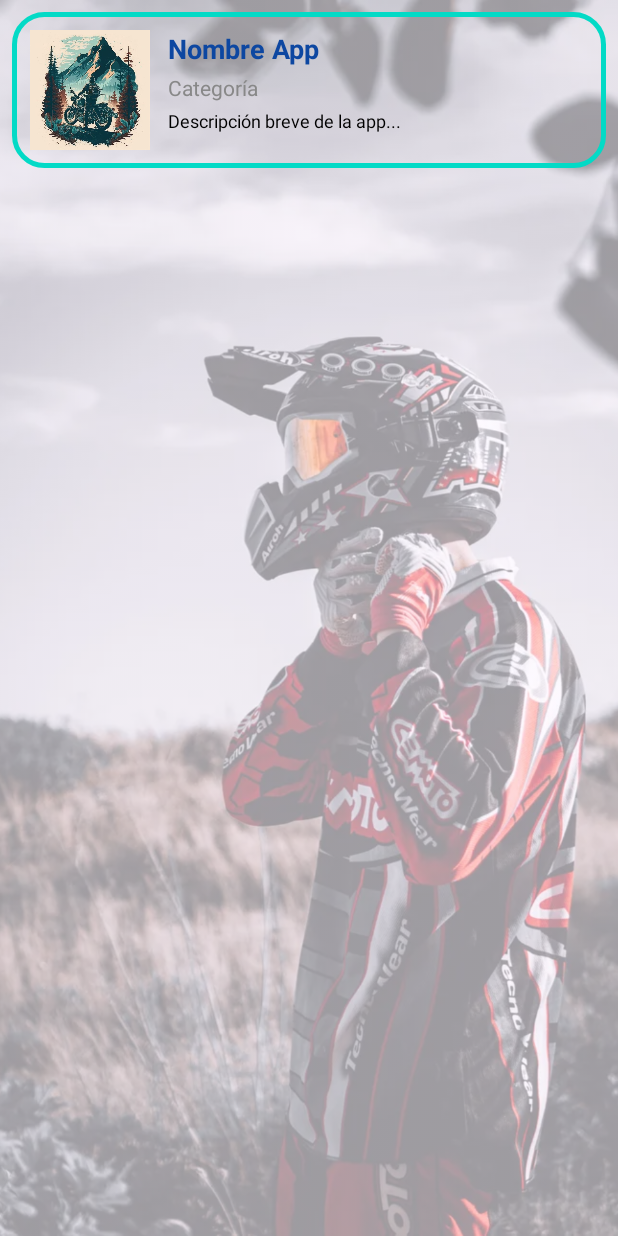
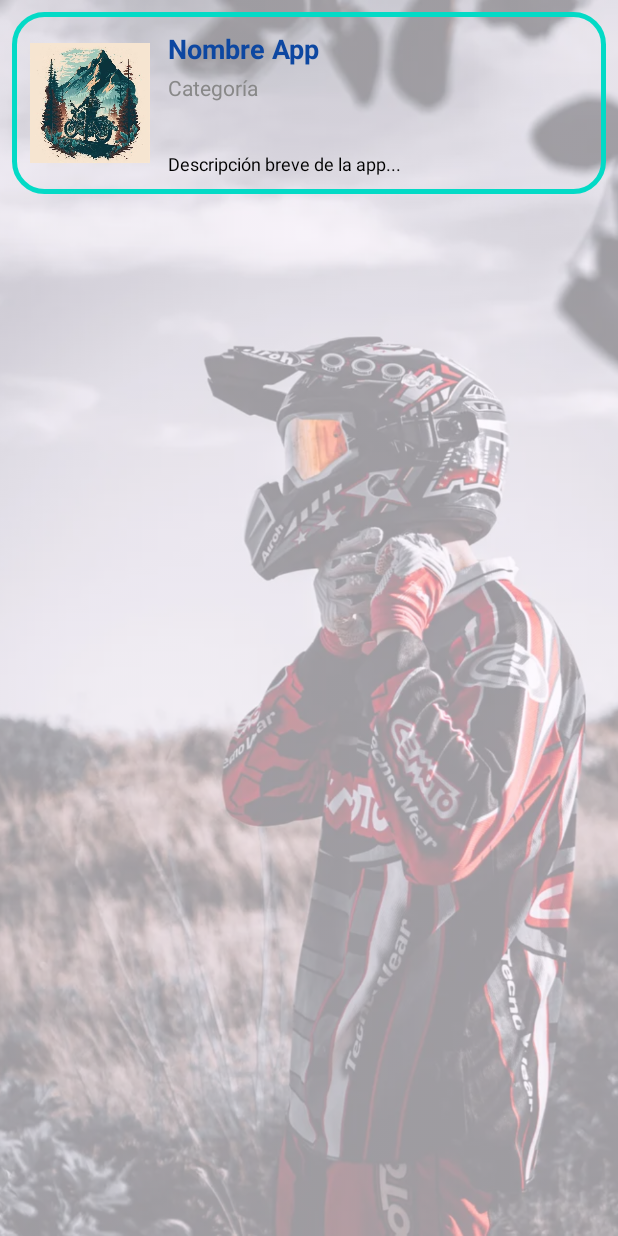
Before and after one commit to josealejo0519/new_user_interface, an Android app: the layout activity_adapter_app.xml on its own in the app's theme, with its tools: preview values and no code run, on a phone screen of 412 x 824 dp. Run offline under Robolectric (Android 15) with nearby library versions, the phone set to English and light mode, and no system bars.

Commit message:
"Actualización final App User Interface android studio"

```diff
--- a/app/src/main/java/com/example/newuserinterface/AppModel.java
+++ b/app/src/main/java/com/example/newuserinterface/AppModel.java
@@ -8,7 +8,7 @@ public class AppModel {
     private String category;
     private String title;
 
-    // Constructor básico (para layouts con imagen, nombre, derechos, resumen)
+    // Constructor básico
     public AppModel(int image, String name, String rights, String summary) {
         this.image = image;
         this.name = name;
@@ -56,7 +56,6 @@ public class AppModel {
         return title;
     }
 
-    // Setters opcionales (por si necesitas modificar luego)
     public void setImage(int image) {
         this.image = image;
     }
--- a/app/src/main/java/com/example/newuserinterface/MenuActivity.java
+++ b/app/src/main/java/com/example/newuserinterface/MenuActivity.java
@@ -31,9 +31,9 @@ public class MenuActivity extends AppCompatActivity {
                 apps.add(new AppModel("Turismo", "Viajes en Ruta", "Planea viajes con tu moto"));
                 apps.add(new AppModel("Servicio", "Mantenimiento", "Controla revisiones y gastos"));
 
-                adapter = new AppAdapter(this, apps); // ✅ Pasa la lista correctamente
+                adapter = new AppAdapter(this, apps);
             } else if ("categorias".equals(value)) {
-                adapter = new CategoryAdapter(this); // asegúrate de que este adaptador esté bien configurado también
+                adapter = new CategoryAdapter(this);
             } else {
                 adapter = new MenuAdapter(this);
             }
--- a/app/src/main/java/com/example/newuserinterface/MenuAdapter.java
+++ b/app/src/main/java/com/example/newuserinterface/MenuAdapter.java
@@ -7,6 +7,8 @@ import android.view.ViewGroup;
 import android.widget.ArrayAdapter;
 import android.widget.ImageView;
 import android.widget.TextView;
+
+import androidx.annotation.NonNull;
 
 import java.util.ArrayList;
 
@@ -30,8 +32,9 @@ public class MenuAdapter extends ArrayAdapter<AppModel> {
         TextView textTitle;
     }
 
+    @NonNull
     @Override
-    public View getView(int position, View convertView, ViewGroup parent) {
+    public View getView(int position, View convertView, @NonNull ViewGroup parent) {
         AppModel model = getItem(position);
         ViewHolder holder;
 
@@ -45,6 +48,7 @@ public class MenuAdapter extends ArrayAdapter<AppModel> {
             holder = (ViewHolder) convertView.getTag();
         }
 
+        assert model != null;
         holder.image.setImageResource(model.getImage());
         holder.textTitle.setText(model.getName());
 
--- a/app/src/main/java/com/example/newuserinterface/SplashActivity.java
+++ b/app/src/main/java/com/example/newuserinterface/SplashActivity.java
@@ -34,7 +34,7 @@ public class SplashActivity extends AppCompatActivity {
 
             Intent intent = new Intent(SplashActivity.this, isLoggedIn ? MainActivity.class : LogInActivity.class);
             startActivity(intent);
-            finish(); // Evita que el usuario regrese al splash con el botón "atrás"
+            finish();
         }, TIEMPO_CARGA);
     }
 }
--- a/app/src/main/java/com/example/newuserinterface/User.java
+++ b/app/src/main/java/com/example/newuserinterface/User.java
@@ -13,7 +13,7 @@ public class User extends SugarRecord<User> {
     public User() {
     }
 
-    // Constructor correcto para crear un usuario
+    // Constructor para crear un usuario
     public User(String name, String lastname, String email, String password) {
         this.name = name;
         this.lastname = lastname;
--- a/app/src/main/res/layout/activity_adapter_app.xml
+++ b/app/src/main/res/layout/activity_adapter_app.xml
@@ -7,10 +7,11 @@
     <ImageView
         android:layout_width="match_parent"
         android:layout_height="match_parent"
+        android:alpha="0.4"
+        android:contentDescription="@string/app_name"
         android:scaleType="centerCrop"
-        android:contentDescription="@string/app_name"
-        android:src="@drawable/ducat"
-        android:alpha="0.4" />
+        android:src="@drawable/ducat" />
+
 
     <!-- Tu tarjeta original intacta -->
     <RelativeLayout
@@ -31,14 +32,13 @@
             android:src="@drawable/fondo22"
             android:contentDescription="@string/app_name" />
 
-        <!-- Título o Nombre App -->
         <TextView
             android:id="@+id/textName"
             android:layout_width="wrap_content"
             android:layout_height="wrap_content"
             android:layout_toEndOf="@id/image"
             android:layout_marginStart="12dp"
-            android:text="Nombre App"
+            android:text="@string/nombre_app"
             android:textStyle="bold"
             android:textSize="18sp"
             android:textColor="@color/colorPrimaryDark" />
@@ -47,11 +47,11 @@
         <TextView
             android:id="@+id/textRights"
             android:layout_width="wrap_content"
-            android:layout_height="wrap_content"
+            android:layout_height="48dp"
             android:layout_below="@id/textName"
             android:layout_alignStart="@id/textName"
             android:layout_marginTop="4dp"
-            android:text="Categoría"
+            android:text="@string/categor_a"
             android:textSize="14sp"
             android:textColor="@color/gray" />
 
@@ -63,7 +63,7 @@
             android:layout_below="@id/textRights"
             android:layout_alignStart="@id/textName"
             android:layout_marginTop="4dp"
-            android:text="Descripción breve de la app..."
+            android:text="@string/descripci_n_breve_de_la_app"
             android:textSize="12sp"
             android:textColor="@android:color/black"
             android:maxLines="3"
--- a/app/src/main/res/layout/activity_adapter_category.xml
+++ b/app/src/main/res/layout/activity_adapter_category.xml
@@ -16,7 +16,8 @@
         android:layout_height="wrap_content"
         android:layout_margin="8dp"
         android:padding="12dp"
-        android:background="@drawable/custon_edit_text">
+        android:background="@drawable/custon_edit_text"
+        android:src="@drawable/mancycle">
 
         <!-- Nombre categoría -->
         <TextView
--- a/app/src/main/res/layout/activity_app_item.xml
+++ b/app/src/main/res/layout/activity_app_item.xml
@@ -21,7 +21,7 @@
         android:id="@+id/textTitle"
         android:layout_width="wrap_content"
         android:layout_height="wrap_content"
-        android:text="Título del Menú"
+        android:text="@string/t_tulo_del_men"
         android:textColor="@color/green"
         android:textSize="20sp"
         android:textStyle="bold"
--- a/app/src/main/res/layout/activity_login.xml
+++ b/app/src/main/res/layout/activity_login.xml
@@ -78,7 +78,7 @@
 
             <TextView
                 android:layout_width="match_parent"
-                android:layout_height="48dp"
+                android:layout_height="58dp"
                 android:text="@string/don_t_have_an_acount"
                 android:textAlignment="center"
                 android:textColor="@color/green"
--- a/app/src/main/res/values/strings.xml
+++ b/app/src/main/res/values/strings.xml
@@ -23,4 +23,8 @@
     <string name="resumen_de_la_categor_a">Resumen de la categoría...</string>
     <string name="tipo_de_categor_a">Tipo de Categoría</string>
     <string name="nombre_categor_a">Nombre Categoría</string>
+    <string name="descripci_n_breve_de_la_app">Descripción breve de la app...</string>
+    <string name="categor_a">Categoría</string>
+    <string name="nombre_app">Nombre App</string>
+    <string name="t_tulo_del_men">Título del Menú</string>
 </resources>
```
Also changed, not shown: app/src/main/java/com/example/newuserinterface/AppAdapter.java (+6 -2 lines), app/src/main/java/com/example/newuserinterface/CategoryAdapter.java (+5 -2 lines), app/src/main/java/com/example/newuserinterface/FormActivity.java (+2 -7 lines), app/src/main/java/com/example/newuserinterface/LogInActivity.java (+6 -15 lines), app/src/main/res/layout/activity_adapter_menu.xml (+3 -4 lines), app/src/main/res/layout/activity_menu.xml (line endings or trailing spaces).
